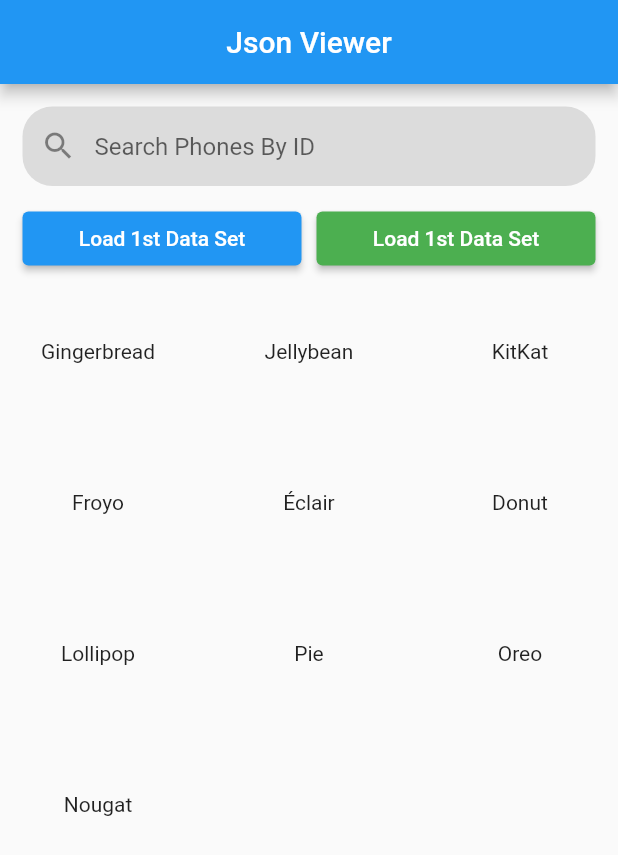
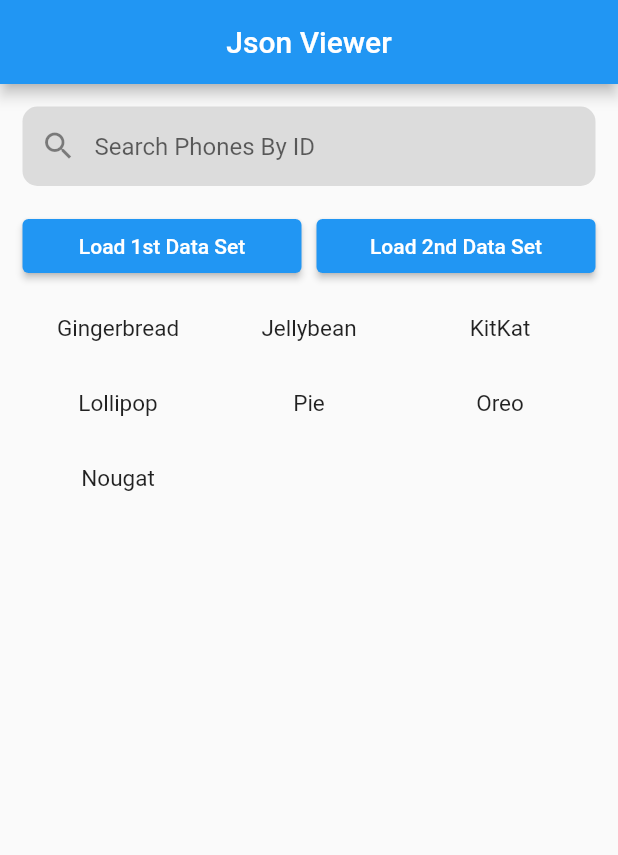
Before and after one commit to abdulawalarif/json_parsing, a Flutter app: the screen it shows after launch, after a tap on "Load 1st Data Set", on a phone screen of 412 x 824 dp. Shown: the top 855 px of the screen. Run offline on Flutter 3.47's test engine with Material 2 defaults, Android fonts, the phone set to English and light mode, and no system bars.

Commit message:
Little fix on UI

```diff
--- a/lib/home_screen.dart
+++ b/lib/home_screen.dart
@@ -93,7 +93,7 @@ class _HomeScreenState extends State<HomeScreen> {
   void initState() {
     _textEditingController = TextEditingController();
     //getAndroidVersions(StaticVariables.datasetOne);
-    getAndroidVersions(StaticVariables.datasetTwo);
+
     super.initState();
   }
 
@@ -111,7 +111,7 @@ class _HomeScreenState extends State<HomeScreen> {
             Container(
               decoration: BoxDecoration(
                   color: Colors.black12,
-                  borderRadius: BorderRadius.circular(20)),
+                  borderRadius: BorderRadius.circular(10)),
               child: TextField(
                 controller: _textEditingController,
                 focusNode: _textFocusNode,
@@ -140,13 +140,19 @@ class _HomeScreenState extends State<HomeScreen> {
               height: 10,
             ),
             SizedBox(
-              height: 50,
+              height: 60,
               width: MediaQuery.of(context).size.width,
               child: Row(
                 children: <Widget>[
                   Expanded(
                       child: ElevatedButton(
-                          onPressed: () {},
+                          onPressed: () {
+                            _textEditingController!.clear();
+                            androidList.clear();
+                            setState(() {
+                              getAndroidVersions(StaticVariables.datasetOne);
+                            });
+                          },
                           style: TextButton.styleFrom(
                               backgroundColor: Colors.blue),
                           child: Text(
@@ -158,22 +164,29 @@ class _HomeScreenState extends State<HomeScreen> {
                   ),
                   Expanded(
                     child: ElevatedButton(
-                      onPressed: () {},
-                      style:
-                          TextButton.styleFrom(backgroundColor: Colors.green),
-                      child: Text("Load 1st Data Set"),
+                      onPressed: () {
+                        androidList.clear();
+                        _textEditingController!.clear();
+                        setState(() {
+                          getAndroidVersions(StaticVariables.datasetTwo);
+                        });
+                      },
+                      style: TextButton.styleFrom(backgroundColor: Colors.blue),
+                      child: Text("Load 2nd Data Set"),
                     ),
                   ),
                 ],
               ),
             ),
+            SizedBox(
+              width: 10,
+            ),
             Expanded(
               child: GridView.builder(
                 gridDelegate: SliverGridDelegateWithFixedCrossAxisCount(
-                  crossAxisSpacing: 40,
-                  crossAxisCount: 3,
-                ),
-                shrinkWrap: true,
+                    //crossAxisSpacing: 40,
+                    crossAxisCount: 3,
+                    mainAxisExtent: 50),
                 itemCount: _textEditingController!.text.isNotEmpty
                     ? SearchList!
                         .length //Here is the condition for showing the search result
@@ -184,7 +197,7 @@ class _HomeScreenState extends State<HomeScreen> {
                     _textEditingController!.text.isNotEmpty
                         ? SearchList![index].title.toString()
                         : androidList[index].title.toString(),
-                    style: TextStyle(fontSize: 14),
+                    style: TextStyle(fontSize: 15),
                   ));
                 },
               ),
--- a/lib/main.dart
+++ b/lib/main.dart
@@ -1,5 +1,4 @@
 import 'package:flutter/material.dart';
-import 'package:json_parsing/test__function.dart';
 
 import 'home_screen.dart';
 
```
Also changed, not shown: lib/test__function.dart (deleted, +0 -118 lines).
